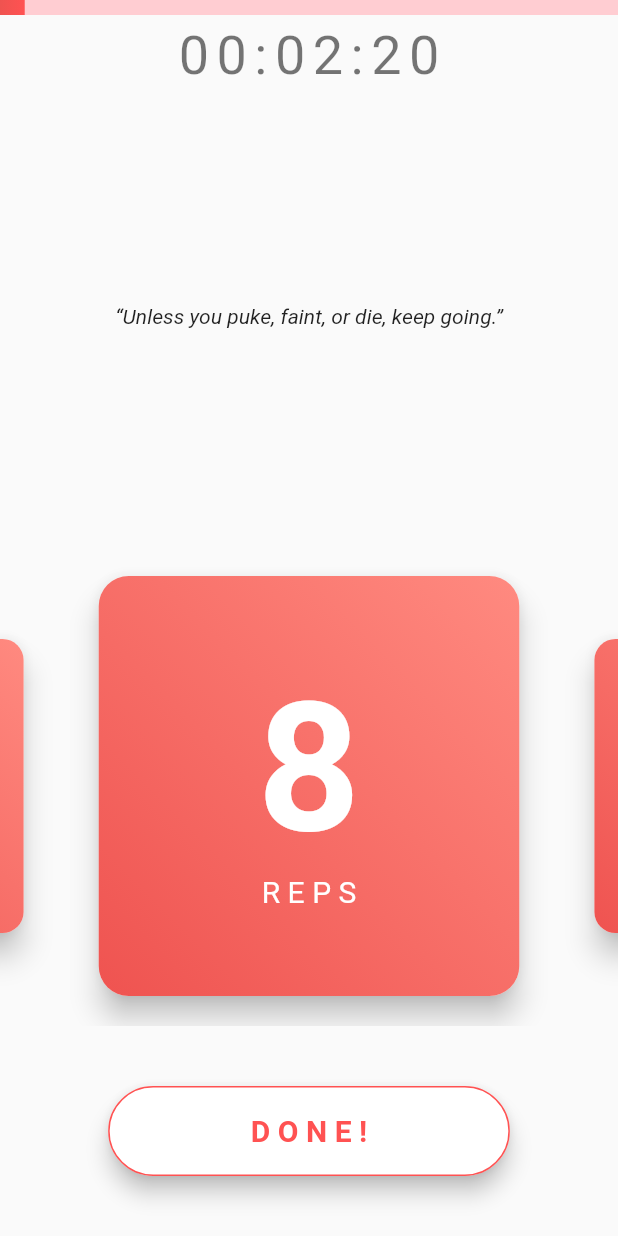
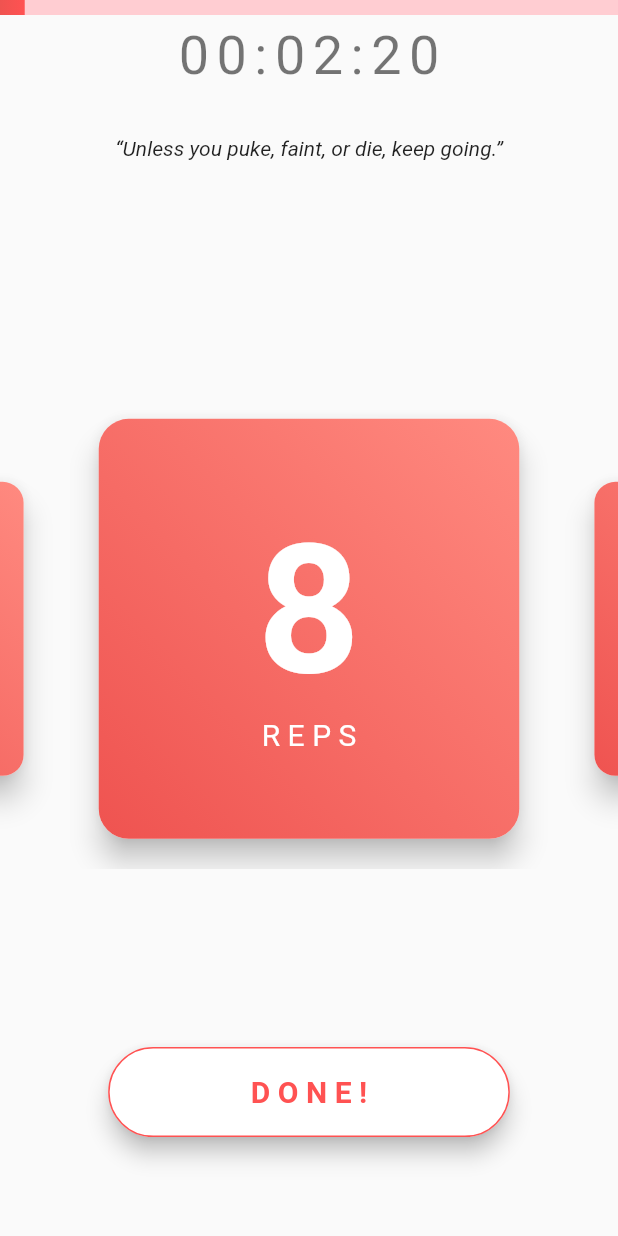
Before and after one commit to Steellow/hundred_reps, a Flutter app: the MainPage screen opened directly, after a tap on "DONE!", on a phone screen of 412 x 824 dp. Run offline on Flutter 3.47's test engine with Material 2 defaults, Android fonts, the phone set to English and light mode, and no system bars; drawn by our look-alikes of percent_indicator; our stand-ins replace auto_size_text, flutter_swiper, google_fonts, shared_preferences, timer_builder; missing offline and left inert: zoomable_tilt_view; accounts and stored records are empty.

Commit message:
modified column in main_page for better support for smaller screens

```diff
--- a/lib/screens/main_page/custom_card.dart
+++ b/lib/screens/main_page/custom_card.dart
@@ -23,7 +23,6 @@ class _CustomCardState extends State<CustomCard> {
       tiltSensitivity: 0.2,
       zoomLimit: 1,
       child: Container(
-        height: 300,
         margin: EdgeInsets.symmetric(vertical: 16), // Without this the Tilt clips on Container on which Swiper is in
         child: Card(
           elevation: 8,
--- a/lib/screens/main_page/done_button.dart
+++ b/lib/screens/main_page/done_button.dart
@@ -25,7 +25,8 @@ class _DoneButtonState extends State<DoneButton> {
       future: getBestTime(), // Preloading value from SharedPreferences so we can immediately acces it when navigating to new screen below
       builder: (BuildContext context, AsyncSnapshot snapshot) {
         return Container(
-      margin: EdgeInsets.all(40),
+          margin: EdgeInsets.only(bottom: MediaQuery.of(context).size.height * 0.08),
+          child: Center( // Expanded and Center here, so this button takes rest of the screen after CardSwiper and places it smoothly on center there
             child: WideFloatingButton(
               onPressed: () {
                 progressState.updateProgress(); //* Updating 'progress' before if() statement so .move() method (below) knows where to move
@@ -35,15 +36,13 @@ class _DoneButtonState extends State<DoneButton> {
                 } else if (progressState.progress >= 9) {
                   // Saving the finish time
                   progressState.setFinishTime(DateTime.now());
-
                     Navigator.pushReplacement(
                     context,
                     FadeRoute(
                       page: ResultsPage(
                         startTime: progressState.startTime,
                         finishTime: progressState.finishTime,
-                  // bestTime: Duration(minutes: 0, seconds: 42, milliseconds: 56), // DEBUG
-                  bestTime: snapshot.data,
+                        bestTime: snapshot.data, // Passing preloaded data (bestTime from shared prefs) here which we acquired with FutureBuilder in this file
                       ),
                     ),
                   );
@@ -52,6 +51,7 @@ class _DoneButtonState extends State<DoneButton> {
               text: "DONE!",
               borderSide: BorderSide(color: Colors.redAccent),
             ),
+          ),
         );
       },
     );
--- a/lib/screens/main_page/main_page.dart
+++ b/lib/screens/main_page/main_page.dart
@@ -25,17 +25,15 @@ class MainPage extends StatelessWidget {
             child: Column(
               mainAxisAlignment: MainAxisAlignment.spaceBetween,
               children: <Widget>[
-                Column(children: [
-                  ProgressBar(),
-                  Timer(),
-                ]),
-                MotivationText(),
                 Column(
                   children: [
-                    CardSwiper(sController: sController),
-                    DoneButton(sController: sController),
+                    ProgressBar(),
+                    Timer(),
+                    MotivationText(),
                   ],
                 ),
+                CardSwiper(sController: sController),
+                DoneButton(sController: sController),
               ],
             ),
           ),
--- a/lib/screens/main_page/motivation_text.dart
+++ b/lib/screens/main_page/motivation_text.dart
@@ -17,7 +17,10 @@ class _MotivationTextState extends State<MotivationText> {
     Provider.of<ProgressState>(context); // Mentioning provider here so this widget listens to "NotifyListeners" of progress_state
 
     return Container(
-      margin: EdgeInsets.all(28),
+      height: MediaQuery.of(context).size.height * 0.1, // Setting fixed height for this container so rest of the column widgets wont change place if this text length changes to 2 lines
+      child: Center(
+        child: Container(
+          margin: EdgeInsets.symmetric(horizontal: 16),
           child: Text(
             getRandomQuote(),
             style: TextStyle(
@@ -26,6 +29,8 @@ class _MotivationTextState extends State<MotivationText> {
             ),
             textAlign: TextAlign.center,
           ),
+        ),
+      ),
     );
   }
 }
--- a/lib/state/progress_state.dart
+++ b/lib/state/progress_state.dart
@@ -1,21 +1,17 @@
 import 'package:flutter/cupertino.dart';
 import 'package:ioo_reps/util/progress_helper.dart';
-import 'package:ioo_reps/util/shared_prefs.dart';
 
 class ProgressState extends ChangeNotifier {
   int _progress = 0;
   int _repsDone = 0;
   final DateTime _startTime = DateTime.now();
   DateTime _finishTime;
-  Duration _bestTime;
 
   int get progress => _progress;
   int get repsDone => _repsDone;
 
   DateTime get startTime => _startTime;
   DateTime get finishTime => _finishTime;
-
-  Duration get bestTime => _bestTime;
 
   void updateProgress() {
     _repsDone += repsLeftByIndex(_progress);
@@ -27,9 +23,4 @@ class ProgressState extends ChangeNotifier {
   void setFinishTime(DateTime dt) {
     _finishTime = dt;
   }
-
-  void preLoadBestTime() async {
-    // Loading bestTime to state before showing results screen, so we don't need to waste time then
-    _bestTime = await getBestTime();
-  }
 }
```
Also changed, not shown: lib/screens/results_page/results_page.dart (+4 -8 lines). Lines whose indentation alone changed are shown as unchanged.
